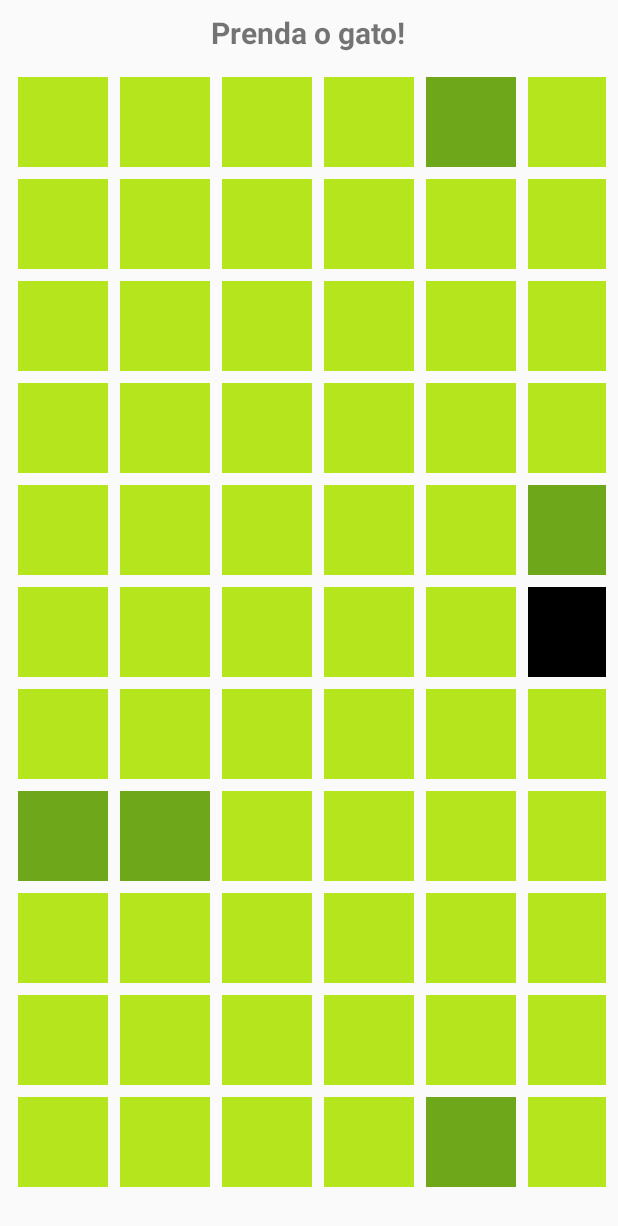
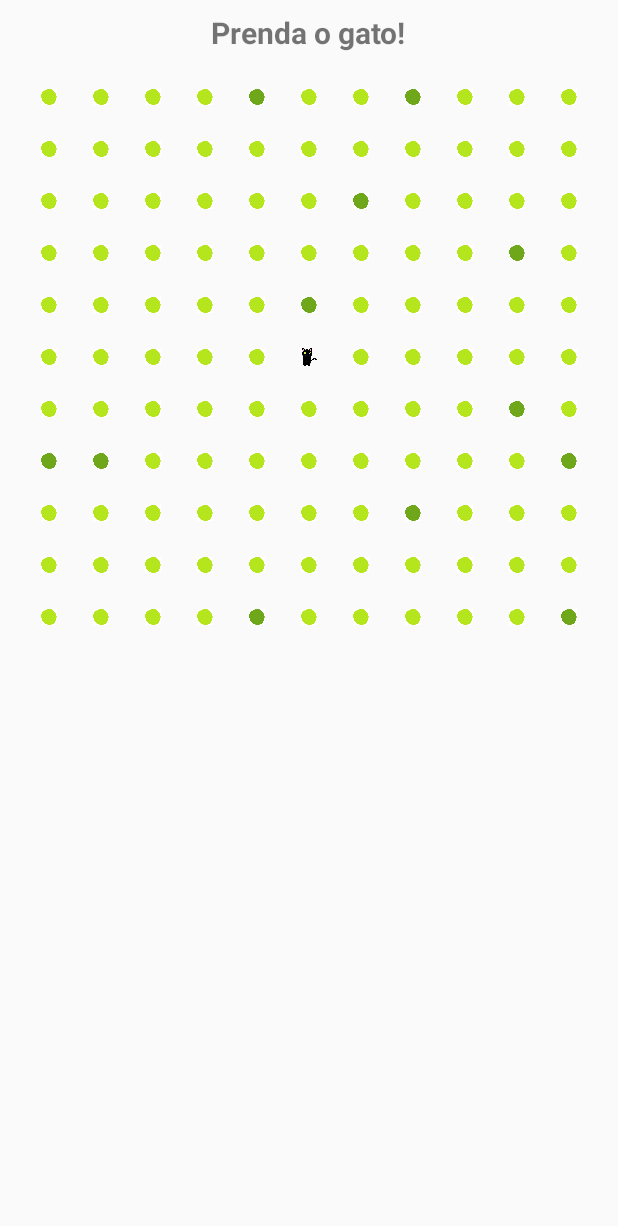
Before and after one commit to abraao-borges/chat-noir-android, an Android app built with Jetpack Compose: the screen it shows after launch (MainActivity), on a phone screen of 412 x 824 dp. Shown: the top 1226 px of the screen. Run offline under Robolectric (Android 15) with nearby library versions, the phone set to English and light mode, and no system bars.

Commit message:
Sprites funcionando.

```diff
--- a/app/src/main/java/com/ifpb/chatnoir/MainActivity.kt
+++ b/app/src/main/java/com/ifpb/chatnoir/MainActivity.kt
@@ -1,7 +1,9 @@
 package com.ifpb.chatnoir
 
 import android.os.Bundle
+import android.util.TypedValue
 import android.widget.ImageButton
+import android.widget.ImageView
 import android.widget.TextView
 import androidx.appcompat.app.AppCompatActivity
 import androidx.gridlayout.widget.GridLayout
@@ -25,14 +27,32 @@ class MainActivity : AppCompatActivity() {
         renderBoard(grid, status)
     }
 
+    private fun dpToPx(dp: Float): Int {
+        return TypedValue.applyDimension(
+            TypedValue.COMPLEX_UNIT_DIP,
+            dp,
+            resources.displayMetrics
+        ).toInt()
+    }
+
     private fun renderBoard(grid: GridLayout, status: TextView) {
         grid.removeAllViews()
+
+        val cellSizeDp = 35f
+        val cellSizePx = dpToPx(cellSizeDp)
+        val marginPx = dpToPx(0f)
+
         for (r in 0 until game.board.size) {
             for (c in 0 until game.board.size) {
-                val btn = ImageButton(this)
-                btn.layoutParams = GridLayout.LayoutParams().apply {
-                    width = 90
-                    height = 90
+                val btn = ImageButton(this).apply {
+                    layoutParams = GridLayout.LayoutParams().apply {
+                        width = cellSizePx
+                        height = cellSizePx
+                        // setMargins(marginPx, marginPx, marginPx, marginPx)
+                    }
+                    scaleType = ImageView.ScaleType.CENTER_CROP
+                    background = null
+                    adjustViewBounds = true
                 }
 
                 when (game.board.cells[r][c]) {
--- a/app/src/main/res/layout/activity_main.xml
+++ b/app/src/main/res/layout/activity_main.xml
@@ -25,6 +25,6 @@
         app:alignmentMode="alignMargins"
         android:columnCount="11"
         android:rowCount="11"
-        android:useDefaultMargins="true" />
+        android:useDefaultMargins="false" />
 
 </LinearLayout>
```
